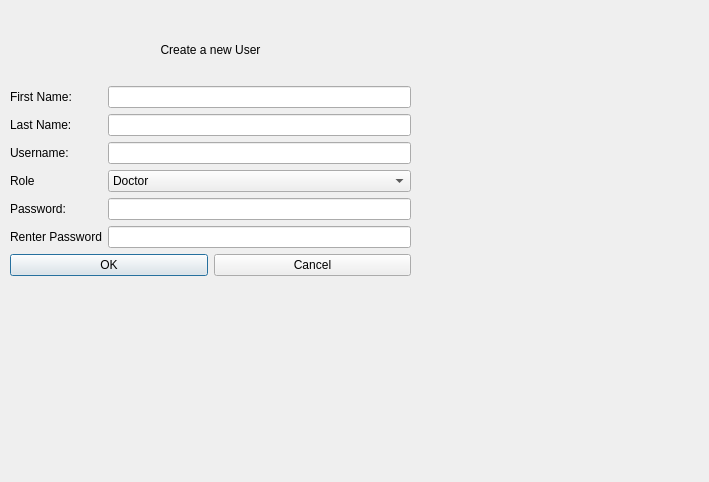
Before: the Qt Designer form newuser.ui in luigiacuna/UB-GUI-OOP-Final-Project, drawn with Qt 5.
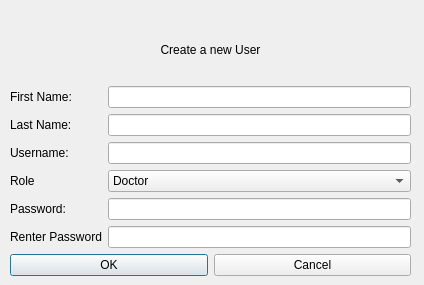
After: the same form once the commit is applied. Icons and pictures are not drawn.

The edit to the form file:
```diff
--- a/newuser.ui
+++ b/newuser.ui
@@ -6,8 +6,8 @@
    <rect>
     <x>0</x>
     <y>0</y>
-    <width>709</width>
-    <height>482</height>
+    <width>424</width>
+    <height>285</height>
    </rect>
   </property>
   <property name="windowTitle">
```
